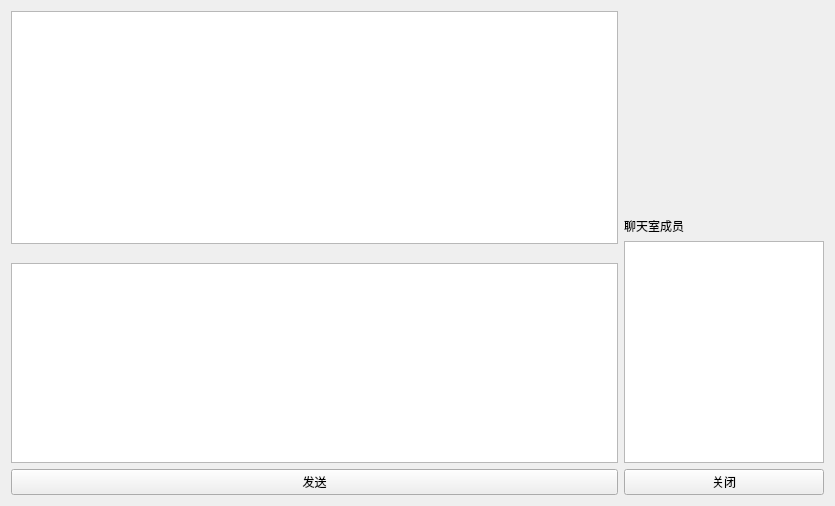
Old version of the form client/src/chat.ui in the repository omigeft/QTChatroom.
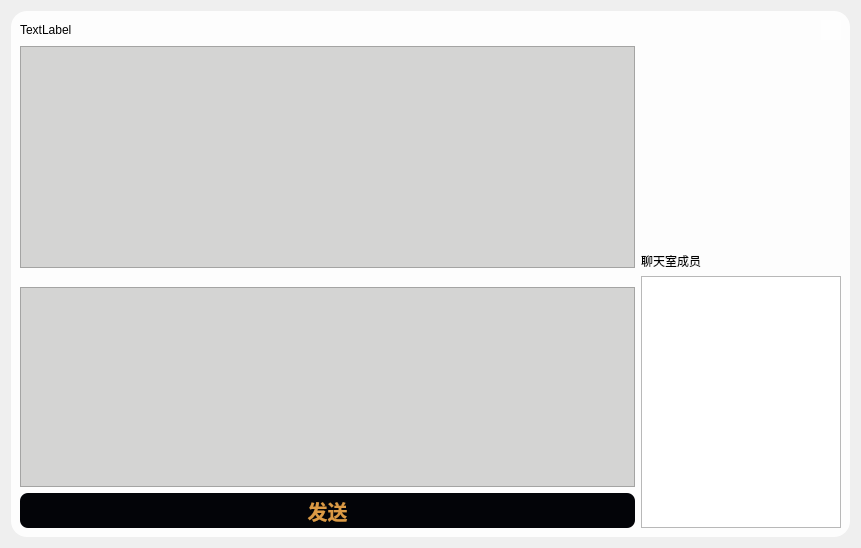
New version of the form. Icons and pictures are not drawn.

What changed in the file:
```diff
--- a/client/src/chat.ui
+++ b/client/src/chat.ui
@@ -6,20 +6,96 @@
    <rect>
     <x>0</x>
     <y>0</y>
-    <width>835</width>
-    <height>506</height>
+    <width>861</width>
+    <height>548</height>
    </rect>
   </property>
   <property name="windowTitle">
    <string>Form</string>
   </property>
-  <layout class="QHBoxLayout" name="horizontalLayout_2">
-   <item>
+  <property name="styleSheet">
+   <string notr="true"/>
+  </property>
+  <layout class="QGridLayout" name="gridLayout">
+   <item row="0" column="0">
+    <widget class="QFrame" name="frame">
+     <property name="styleSheet">
+      <string notr="true">#frame{
+background-color: rgba(255, 255, 255,0.9);
+border-radius: 16px;
+}
+QLabel{
+front-color:rgb(255, 255, 255);
+}</string>
+     </property>
+     <property name="frameShape">
+      <enum>QFrame::StyledPanel</enum>
+     </property>
+     <property name="frameShadow">
+      <enum>QFrame::Raised</enum>
+     </property>
+     <layout class="QGridLayout" name="gridLayout_2">
+      <item row="0" column="0">
     <layout class="QHBoxLayout" name="horizontalLayout">
      <item>
+         <widget class="QLabel" name="chatNamelabel">
+          <property name="styleSheet">
+           <string notr="true"/>
+          </property>
+          <property name="text">
+           <string>TextLabel</string>
+          </property>
+         </widget>
+        </item>
+        <item>
+         <spacer name="horizontalSpacer">
+          <property name="orientation">
+           <enum>Qt::Horizontal</enum>
+          </property>
+          <property name="sizeHint" stdset="0">
+           <size>
+            <width>40</width>
+            <height>20</height>
+           </size>
+          </property>
+         </spacer>
+        </item>
+        <item>
+         <widget class="QPushButton" name="CloseButton">
+          <property name="maximumSize">
+           <size>
+            <width>20</width>
+            <height>20</height>
+           </size>
+          </property>
+          <property name="styleSheet">
+           <string notr="true">#CloseButton{
+border:none;
+background:rgba(255,255,255,0.4);
+}
+#CloseButton:hover {
+background: rgba(255,255,255,0.7);
+}</string>
+          </property>
+          <property name="text">
+           <string/>
+          </property>
+         </widget>
+        </item>
+       </layout>
+      </item>
+      <item row="1" column="0">
+       <layout class="QHBoxLayout" name="horizontalLayout_2">
+        <item>
       <layout class="QVBoxLayout" name="verticalLayout_2">
        <item>
-        <widget class="QTextBrowser" name="chatBrowser"/>
+           <widget class="QTextBrowser" name="chatBrowser">
+            <property name="styleSheet">
+             <string notr="true">QTextBrowser{
+background-color:#D4D4D3;
+}</string>
+            </property>
+           </widget>
        </item>
        <item>
         <spacer name="verticalSpacer">
@@ -45,6 +121,11 @@
            <height>200</height>
           </size>
          </property>
+            <property name="styleSheet">
+             <string notr="true">QTextEdit{
+background-color:#D4D4D3;
+}</string>
+            </property>
          <property name="html">
           <string>&lt;!DOCTYPE HTML PUBLIC &quot;-//W3C//DTD HTML 4.0//EN&quot; &quot;http://www.w3.org/TR/REC-html40/strict.dtd&quot;&gt;
 &lt;html&gt;&lt;head&gt;&lt;meta name=&quot;qrichtext&quot; content=&quot;1&quot; /&gt;&lt;style type=&quot;text/css&quot;&gt;
@@ -56,6 +137,21 @@
        </item>
        <item>
         <widget class="QPushButton" name="SendButton">
+            <property name="styleSheet">
+             <string notr="true">QPushButton {
+background-color:#030408;
+color:#db9a45;
+font-size: 20px;
+font:10pt &quot;Microsoft YaHei UI&quot;;
+border-radius:8px;
+font-weight:700;
+height:35px;
+width: 100%;
+}
+QPushButton:hover {
+background-color: #383a3e;
+}</string>
+            </property>
          <property name="text">
           <string>发送</string>
          </property>
@@ -107,12 +203,8 @@
              <height>16777215</height>
             </size>
            </property>
-          </widget>
-         </item>
-         <item>
-          <widget class="QPushButton" name="CloseButton">
-           <property name="text">
-            <string>关闭</string>
+              <property name="styleSheet">
+               <string notr="true"/>
            </property>
           </widget>
          </item>
@@ -121,6 +213,9 @@
       </layout>
      </item>
     </layout>
+      </item>
+     </layout>
+    </widget>
    </item>
   </layout>
  </widget>
```
Left out of the diff: 1 changed line with no effect on the pictures. Lines whose indentation alone changed are shown as unchanged.
